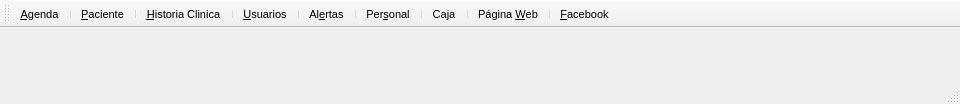
Qt form mainwindow.ui (rodety/Clinica) before a commit.
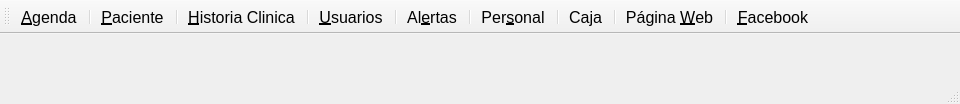
The same form after that commit. Icons and pictures are not drawn.

What changed in the file:
```diff
--- a/mainwindow.ui
+++ b/mainwindow.ui
@@ -36,7 +36,7 @@
   </property>
   <property name="font">
    <font>
-    <pointsize>8</pointsize>
+    <pointsize>12</pointsize>
     <weight>50</weight>
     <italic>false</italic>
     <bold>false</bold>
```
Left out of the diff: 2 changed lines with no effect on the pictures.
